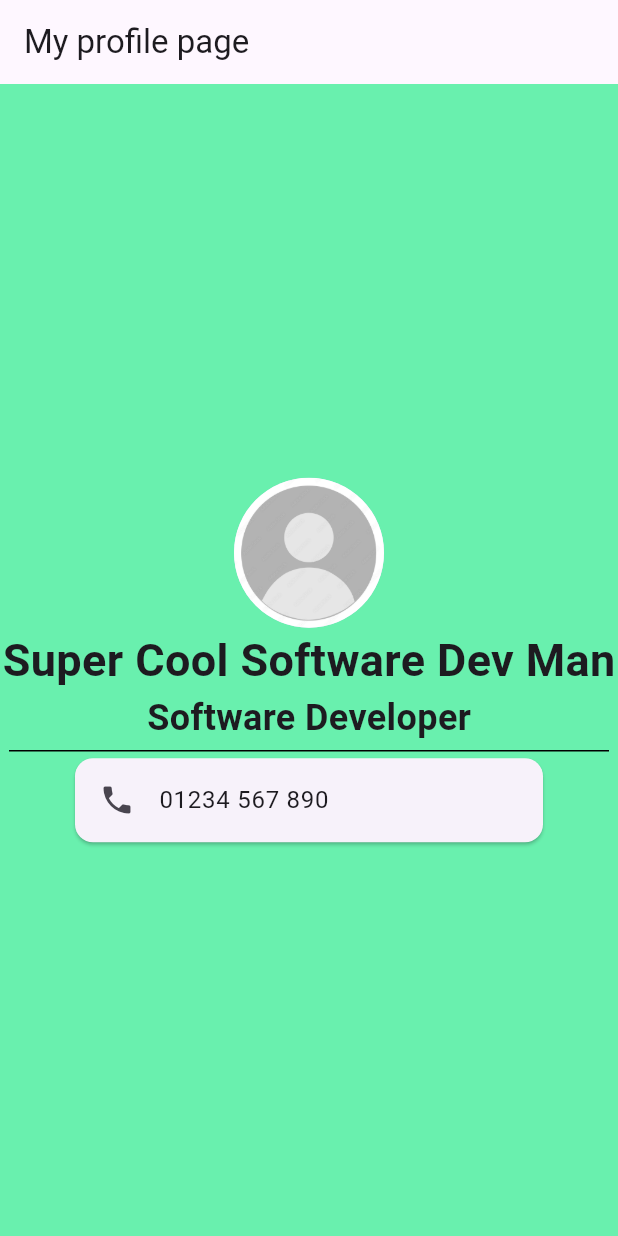
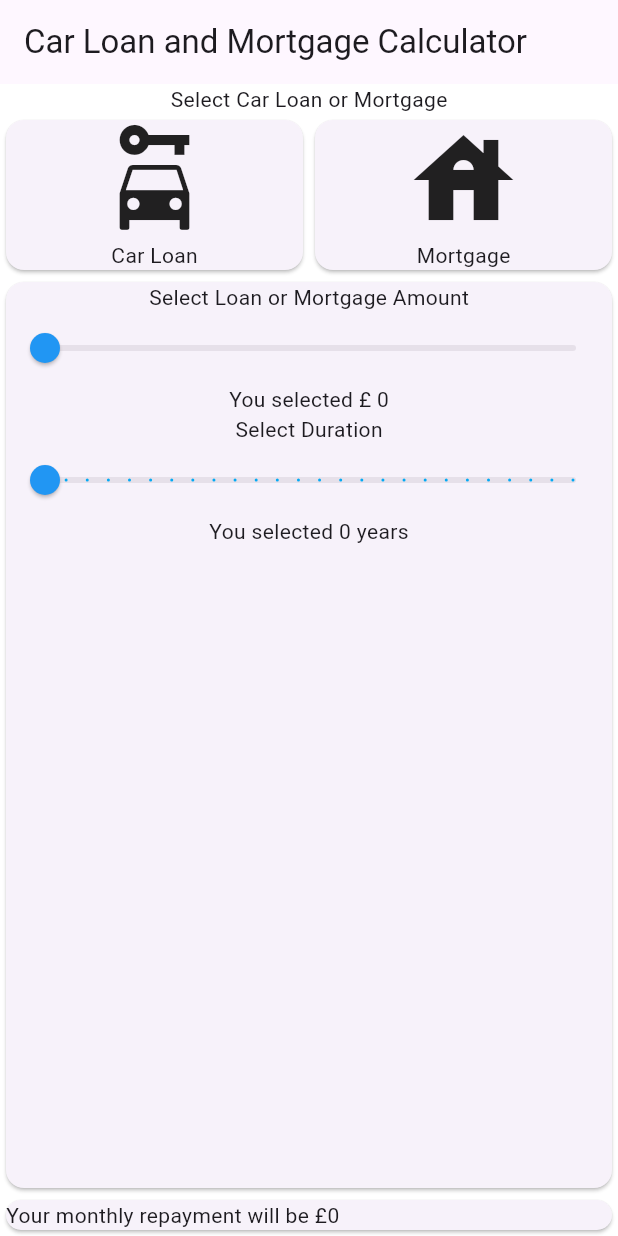
Before and after one commit to WebExtension1/flutter-social-app, a Flutter app: the screen it shows after launch, on a phone screen of 412 x 824 dp. Run offline on Flutter 3.47's test engine with Material 3 defaults, Android fonts, the phone set to English and light mode, and no system bars; Roboto replaces fonts that are missing (Times New Roman).

Commit message:
Session 1 changes

```diff
--- a/lib/main.dart
+++ b/lib/main.dart
@@ -1,62 +1,108 @@
 import 'package:flutter/material.dart';
 
 void main() {
-  runApp(const MyApp());
+  runApp(const CalculatorApp());
 }
 
-class MyApp extends StatelessWidget {
-  const MyApp({super.key});
+class CalculatorApp extends StatefulWidget {
+  const CalculatorApp({super.key});
 
   // This widget is the root of your application.
+  @override
+  State<CalculatorApp> createState() => _CalculatorAppState();
+}
+
+class _CalculatorAppState extends State<CalculatorApp> {
+  double _loanAmount = 0;
+  double _duration = 0;
+
   @override
   Widget build(BuildContext context) {
     return MaterialApp(
       home: Scaffold(
-        backgroundColor: Colors.greenAccent,
+        backgroundColor: Colors.white,
         appBar: AppBar(
-          title: Text("My profile page"),
+          title: Text("Car Loan and Mortgage Calculator"),
         ),
-        body: SafeArea(
+        body: Column(
+          children: [
+            Text("Select Car Loan or Mortgage"),
+            Row(
+              children: [
+                Expanded(
+                  child: Card(
                     child: Column(
-            mainAxisAlignment: MainAxisAlignment.center,
                       children: [
-              CircleAvatar(
-                radius: 50,
-                backgroundImage: AssetImage("images/myProfilePic.jpg"),
+                        Icon(
+                          Icons.car_rental,
+                          size: 80
                         ),
-              Text(
-                "Super Cool Software Dev Man",
-                style: TextStyle(
-                  fontSize: 30,
-                  fontFamily: "Times New Roman",
-                  fontWeight: FontWeight.bold,
+                        Text("Car Loan")
+                      ],
+                    ),
                   )
                 ),
-              Text(
-                "Software Developer",
-                style: TextStyle(
-                  fontSize: 24,
-                  fontFamily: "Times New Roman",
-                  fontWeight: FontWeight.bold,
+                Expanded(
+                  child: Card(
+                    child: Column(
+                      children: [
+                        Icon(
+                          Icons.house,
+                          size: 80,
+                        ),
+                        Text("Mortgage")
+                      ],
+                    ),
                   )
+                )
+              ],
             ),
-              SizedBox(
-                height: 10,
-                width: 400,
-                child: Divider(
-                  color: Colors.black,
+            Expanded(
+              flex: 2,
+              child: Card(
+                child: Column(
+                  children: [
+                    Text("Select Loan or Mortgage Amount"),
+                    Slider(
+                      value: _loanAmount,
+                      max: 400000,
+                      divisions: 1000,
+                      thumbColor: Colors.blue,
+                      activeColor: Colors.lightBlue,
+                      onChanged: (value) {
+                        setState(() {
+                          _loanAmount = value;
+                        });
+                      }
+                    ),
+                    Text("You selected £ ${_loanAmount.toStringAsFixed(0)}"),
+                    Text("Select Duration"),
+                    Slider(
+                        value: _duration,
+                        max: 25,
+                        divisions: 25,
+                        thumbColor: Colors.blue,
+                        activeColor: Colors.lightBlue,
+                        onChanged: (value) {
+                          setState(() {
+                            _duration = value;
+                          });
+                        }
+                    ),
+                    Text("You selected ${_duration.toStringAsFixed(0)} years")
+                  ],
+                ),
               ),
             ),
             Card(
-                margin: EdgeInsets.only(right:50, left:50),
-                child: ListTile(
-                  leading: Icon(Icons.phone),
-                  title: Text("01234 567 890"),
+              child: Row(
+                children: [
+                  Text("Your monthly repayment will be £${(_loanAmount * _duration).toStringAsFixed(0)}")
+                ],
               ),
             )
           ],
-          )
-        )
+        ),
       ),
     );
   }
```
Lines whose indentation alone changed are shown as unchanged.
